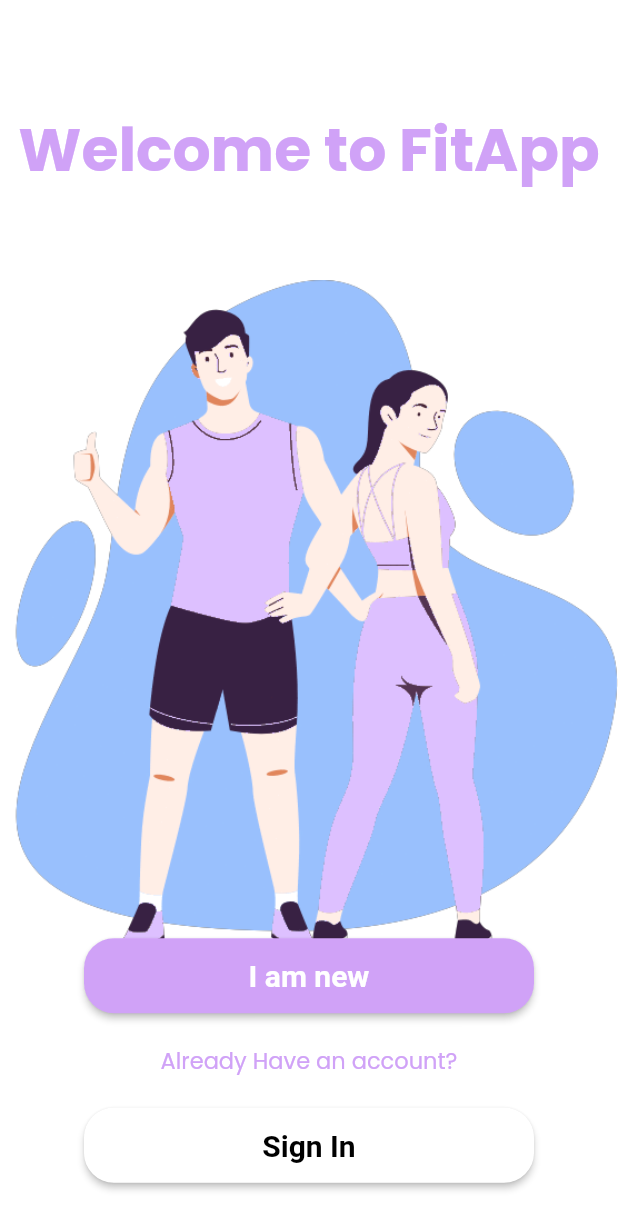
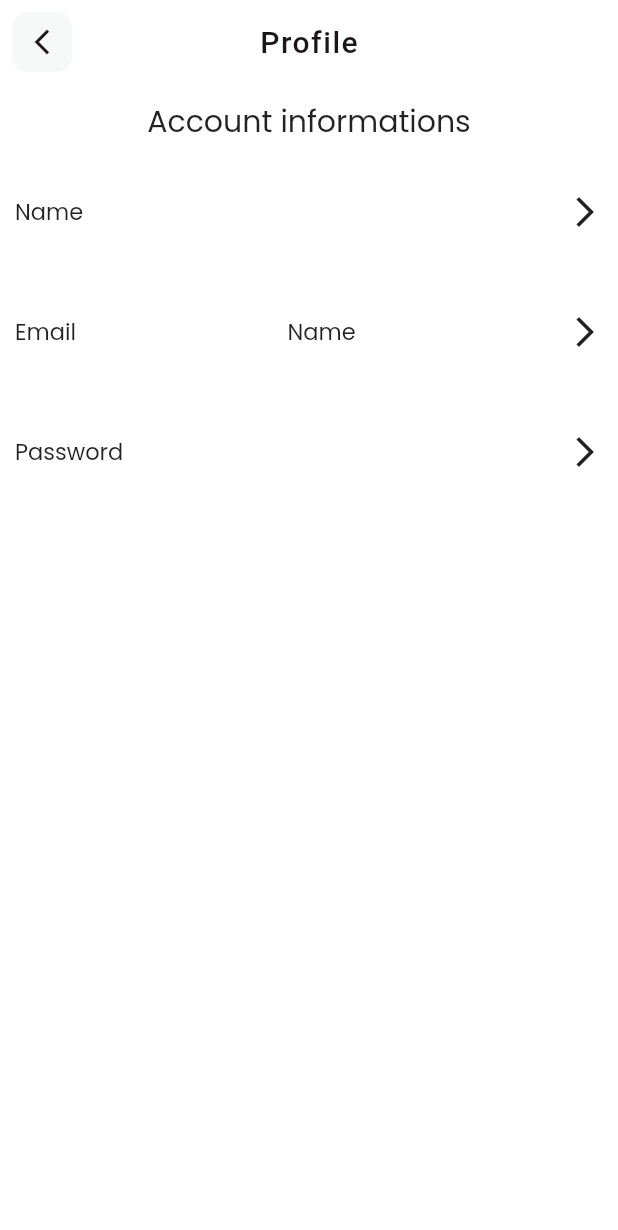
Before and after one commit to omarzairi/FitApp-UI, a Flutter app: the screen it shows after launch, on a phone screen of 412 x 824 dp. Shown: the top 1230 px of the screen. Run offline on Flutter 3.47's test engine with Material 2 defaults, Android fonts, the light colour scheme and no system bars; our stand-ins replace dio, fl_chart, flutter_secure_storage, get; missing offline and left inert: food_icons; accounts and stored records are empty; network calls fail; statements that could not run were skipped; project files that could hold a hidden picture were left out.

Commit message:
profile doing

```diff
--- a/lib/Pages/login.dart
+++ b/lib/Pages/login.dart
@@ -109,7 +109,7 @@ class _LoginScreenState extends State<LoginScreen> {
                     }
 
                     final emailRegex =
-                        RegExp(r'^[\w-]+(\.[\w-]+)*@([\w-]+\.)+[a-zA-Z]{2,7}$');
+                    RegExp(r'^[\w-]+(\.[\w-]+)*@([\w-]+\.)+[a-zA-Z]{2,7}$');
                     if (!emailRegex.hasMatch(value)) {
                       return 'Please enter a valid email address';
                     }
--- /dev/null
+++ b/lib/Pages/user_profile.dart
@@ -0,0 +1,156 @@
+import 'package:flutter/material.dart';
+
+import 'package:get/get.dart';
+
+
+import 'package:fitapp/controllers/user_controller.dart';
+import 'package:fitapp/models/User.dart';
+import 'package:fitapp/utils/theme_colors.dart';
+import 'package:flutter_secure_storage/flutter_secure_storage.dart';
+
+class ProfileUser extends StatefulWidget {
+  const ProfileUser({super.key});
+
+  @override
+  State<ProfileUser> createState() => _ProfileUserState();
+}
+
+
+class _ProfileUserState extends State<ProfileUser> {
+
+
+
+
+  @override
+  Widget build(BuildContext context) {
+
+
+    return  Scaffold(
+      appBar:AppBar(
+        backgroundColor: TColor.white,
+        centerTitle: true,
+        elevation: 0,
+        leading: InkWell(
+          onTap: () {
+            Navigator.pop(context);
+          },
+          child: Container(
+            margin: const EdgeInsets.all(8),
+            height: 40,
+            width: 40,
+            alignment: Alignment.center,
+            decoration: BoxDecoration(
+              color: TColor.lightGray,
+              borderRadius: BorderRadius.circular(10),
+            ),
+            child: Icon(
+              Icons.arrow_back_ios_new,
+              color: TColor.black,
+              size: 20,
+            ),
+          ),
+        ),
+        title: Text(
+          "Profile",
+          style: TextStyle(
+            color: TColor.black,
+            fontSize: 20,
+            letterSpacing: 1,
+            fontWeight: FontWeight.w500,
+          ),
+        ),
+      ),
+      body:Column(
+        children: [
+          SizedBox(height: 10,),
+          Container(
+            width: double.maxFinite,
+            child: Text("Account informations",style: TextStyle(
+              fontSize: 20,
+
+
+            ),
+            textAlign: TextAlign.center,),
+          )
+          ,
+          SizedBox(height: 10,),
+
+          Container(
+
+            width: double.maxFinite,
+            height: 50,
+            margin: const EdgeInsets.all(10),
+            decoration: BoxDecoration(
+              borderRadius: BorderRadius.circular(30),
+              color: Colors.white,
+            ),
+            child: Row(
+              mainAxisAlignment: MainAxisAlignment.spaceBetween,
+
+              children: [
+                Text("Name",style: TextStyle(
+                    fontSize: 15
+                )),
+                Text("",style: TextStyle(
+                  fontSize: 15
+                ),
+                ),
+                Icon(Icons.arrow_forward_ios)
+              ],
+            )
+            ,
+          ),
+          SizedBox(height: 10,),
+          Container(
+            width: double.maxFinite,
+            height: 50,
+            margin: const EdgeInsets.all(10),
+            decoration: BoxDecoration(
+              borderRadius: BorderRadius.circular(30),
+              color: Colors.white,
+            ),
+            child: Row(
+              mainAxisAlignment: MainAxisAlignment.spaceBetween,
+
+              children: [
+
+                Text("Email",style: TextStyle(
+                    fontSize: 15,
+
+                )),
+                Text("Name",style: TextStyle(
+                  fontSize: 15
+                ),),
+                Icon(Icons.arrow_forward_ios)
+              ],
+            )
+            ,
+          ),
+          SizedBox(height: 10,),
+          Container(
+            width: double.maxFinite,
+            height: 50,
+            margin: const EdgeInsets.all(10),
+            decoration: BoxDecoration(
+              borderRadius: BorderRadius.circular(30),
+              color: Colors.white,
+            ),
+            child: Row(
+              mainAxisAlignment: MainAxisAlignment.spaceBetween,
+
+              children: [
+                Text("Password",style: TextStyle(
+                    fontSize: 15
+                )),
+                Icon(Icons.arrow_forward_ios)
+              ],
+            )
+            ,
+          )
+        ],
+      )
+
+
+    );
+  }
+}
--- a/lib/main.dart
+++ b/lib/main.dart
@@ -10,6 +10,8 @@ import 'package:fitapp/utils/theme_colors.dart';
 import 'package:flutter/material.dart';
 import 'package:get/get.dart';
 import 'package:flutter_secure_storage/flutter_secure_storage.dart';
+import 'package:fitapp/Pages/user_profile.dart';
+import 'package:fitapp/controllers/user_controller.dart';
 
 void main() {
   WidgetsFlutterBinding.ensureInitialized();
@@ -19,6 +21,8 @@ void main() {
 
 class MyApp extends StatelessWidget {
   final storage = const FlutterSecureStorage();
+  final userController = Get.put(UserController());
+
 
   @override
   Widget build(BuildContext context) {
@@ -43,9 +47,9 @@ class MyApp extends StatelessWidget {
             return CircularProgressIndicator(); // Show a loading spinner while waiting
           } else {
             if (snapshot.data != null) {
-              return HomeView();
+              return LoginScreen();
             } else {
-              return FirstPage(); // Replace with your login view
+              return ProfileUser(); // Replace with your login view
             }
           }
         },
--- a/lib/models/User.dart
+++ b/lib/models/User.dart
@@ -13,6 +13,7 @@ class User{
 
   User({this.id,required this.nom, required this.prenom,required this.email,required this.password,
   required this.sex,required this.age,required this.taille,required this.poids, this.date});
+
 
   factory User.fromJson(Map<String, dynamic> json) {
     return User(
--- a/lib/routes/route.dart
+++ b/lib/routes/route.dart
@@ -9,6 +9,7 @@ import '../Pages/firstPage.dart';
 import '../Pages/login.dart';
 import '../Pages/SignUp.dart';
 import '../Pages/signUpStepsUser.dart';
+import '../Pages/user_profile.dart';
 
 
 class AppRoutes {
@@ -17,8 +18,9 @@ class AppRoutes {
     GetPage(name: '/login', page: () => LoginScreen()),
     GetPage(name: '/signup', page: () => SignUpScreen()),
     GetPage(name: '/chat', page: ()=>ConversationList()),
-    GetPage(name: '/home', page: ()=>HomeView()),
+    // GetPage(name: '/home', page: ()=>HomeView()),
     GetPage(name: '/alimentlist', page: () => AlimentListPage()),
+    GetPage(name: '/profile', page: () => ProfileUser()),
   ];
 
 
```
Also changed, not shown: lib/Pages/homepage/homepage.dart (line endings or trailing spaces), lib/controllers/user_controller.dart (indentation only).
